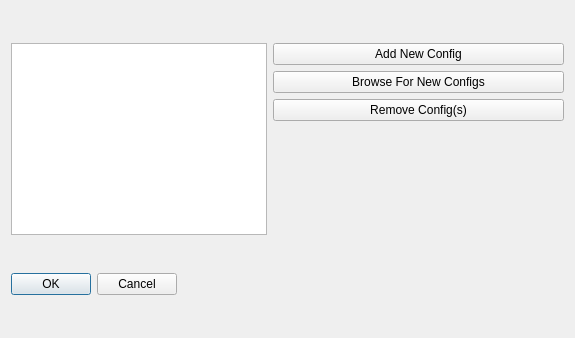
The window that ui/remote_configs.ui (RAMENtheNOODLES/dev-board-flasher) describes before a commit, drawn with Qt 5.
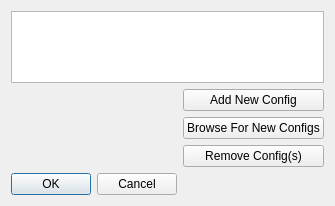
The same window after the commit.

Patch:
```diff
--- a/ui/remote_configs.ui
+++ b/ui/remote_configs.ui
@@ -6,7 +6,7 @@
    <rect>
     <x>0</x>
     <y>0</y>
-    <width>575</width>
+    <width>600</width>
     <height>338</height>
    </rect>
   </property>
@@ -14,35 +14,32 @@
    <string>Dialog</string>
   </property>
   <layout class="QFormLayout" name="formLayout">
-   <item row="0" column="1">
-    <layout class="QVBoxLayout" name="verticalLayout">
-     <property name="sizeConstraint">
-      <enum>QLayout::SizeConstraint::SetFixedSize</enum>
+   <property name="sizeConstraint">
+    <enum>QLayout::SizeConstraint::SetFixedSize</enum>
+   </property>
+   <item row="0" column="0" colspan="2">
+    <widget class="QListWidget" name="configsList">
+     <property name="acceptDrops">
+      <bool>true</bool>
      </property>
-     <item>
-      <widget class="QPushButton" name="addNewConfigBtn">
-       <property name="text">
-        <string>Add New Config</string>
-       </property>
-      </widget>
-     </item>
-     <item>
-      <widget class="QPushButton" name="browseConfigBtn">
-       <property name="text">
-        <string>Browse For New Configs</string>
-       </property>
-      </widget>
-     </item>
-     <item>
-      <widget class="QPushButton" name="removeConfigsBtn">
-       <property name="text">
-        <string>Remove Config(s)</string>
-       </property>
-      </widget>
-     </item>
-    </layout>
+     <property name="sizeAdjustPolicy">
+      <enum>QAbstractScrollArea::SizeAdjustPolicy::AdjustToContents</enum>
+     </property>
+     <property name="tabKeyNavigation">
+      <bool>true</bool>
+     </property>
+     <property name="alternatingRowColors">
+      <bool>true</bool>
+     </property>
+     <property name="selectionMode">
+      <enum>QAbstractItemView::SelectionMode::ExtendedSelection</enum>
+     </property>
+     <property name="selectionRectVisible">
+      <bool>true</bool>
+     </property>
+    </widget>
    </item>
-   <item row="2" column="0">
+   <item row="5" column="0">
     <widget class="QDialogButtonBox" name="buttonBox">
      <property name="orientation">
       <enum>Qt::Orientation::Horizontal</enum>
@@ -52,16 +49,24 @@
      </property>
     </widget>
    </item>
-   <item row="0" column="0">
-    <widget class="QListWidget" name="configsList">
-     <property name="acceptDrops">
-      <bool>true</bool>
+   <item row="1" column="1">
+    <widget class="QPushButton" name="addNewConfigBtn">
+     <property name="text">
+      <string>Add New Config</string>
      </property>
-     <property name="selectionMode">
-      <enum>QAbstractItemView::SelectionMode::MultiSelection</enum>
+    </widget>
+   </item>
+   <item row="2" column="1">
+    <widget class="QPushButton" name="browseConfigBtn">
+     <property name="text">
+      <string>Browse For New Configs</string>
      </property>
-     <property name="selectionRectVisible">
-      <bool>true</bool>
+    </widget>
+   </item>
+   <item row="3" column="1">
+    <widget class="QPushButton" name="removeConfigsBtn">
+     <property name="text">
+      <string>Remove Config(s)</string>
      </property>
     </widget>
    </item>
```
Left out of the diff: 2 changed lines with no effect on the pictures.
